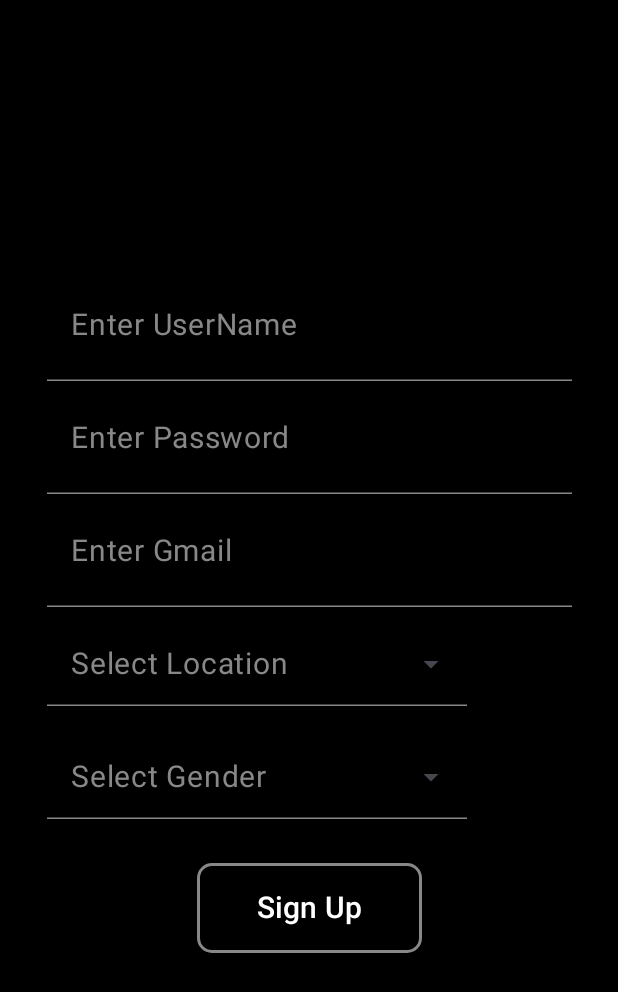
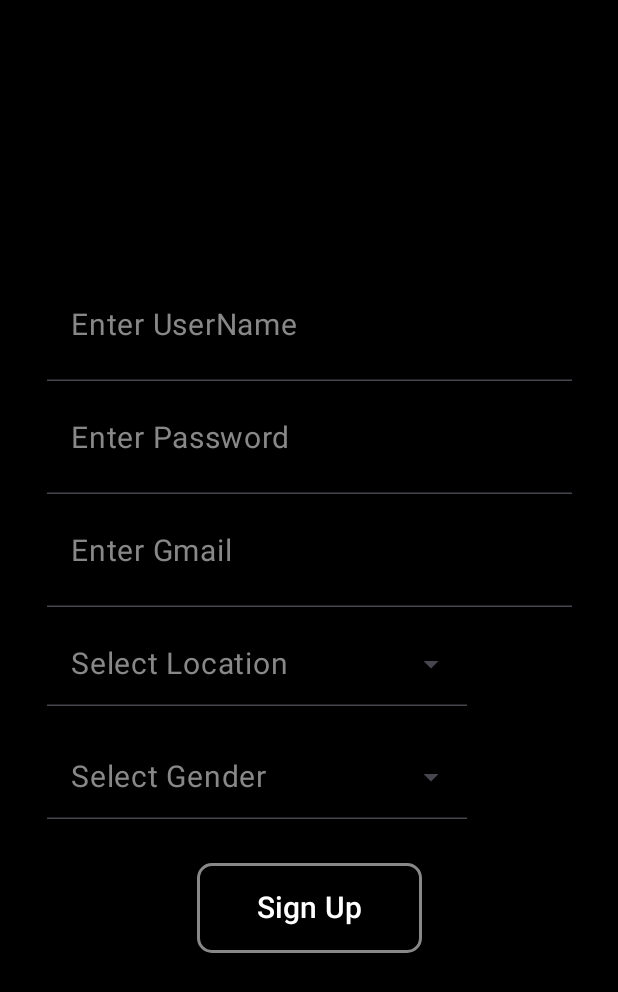
Before and after one commit to Eney997/buyRide-AndroidApp, an Android app built with Jetpack Compose: the AppSignUpScreen screen opened through its navigation route, on a phone screen of 412 x 824 dp. Shown: the top 992 px of the screen. Run offline under Robolectric (Android 15) with nearby library versions, the phone set to English and light mode, and no system bars.

Commit message:
textFieldsChanged

```diff
--- a/app/src/main/java/com/example/buyride/screens/AppSignUpScreen.kt
+++ b/app/src/main/java/com/example/buyride/screens/AppSignUpScreen.kt
@@ -85,10 +85,11 @@ fun AppSignUpScreen() {
                 modifier = Modifier
                     .width(350.dp)
                     .height(65.dp),
-                colors = TextFieldDefaults.textFieldColors(
-                    containerColor = Color.Transparent,
+                colors = TextFieldDefaults.colors(
+                    focusedContainerColor = Color.Transparent,
+                    unfocusedContainerColor = Color.Transparent,
+                    disabledContainerColor = Color.Transparent,
                     focusedIndicatorColor = Color.White,
-                    unfocusedIndicatorColor = Color.Gray,
                 ),
                 placeholder = { Text("Enter UserName", color = Color.Gray, fontSize = 20.sp) },
                 maxLines = 1,
@@ -106,10 +107,11 @@ fun AppSignUpScreen() {
                 modifier = Modifier
                     .width(350.dp)
                     .height(65.dp),
-                colors = TextFieldDefaults.textFieldColors(
-                    containerColor = Color.Transparent,
+                colors = TextFieldDefaults.colors(
+                    focusedContainerColor = Color.Transparent,
+                    unfocusedContainerColor = Color.Transparent,
+                    disabledContainerColor = Color.Transparent,
                     focusedIndicatorColor = Color.White,
-                    unfocusedIndicatorColor = Color.Gray,
                 ),
                 placeholder = { Text("Enter Password", color = Color.Gray, fontSize = 20.sp) },
                 maxLines = 1,
@@ -127,10 +129,11 @@ fun AppSignUpScreen() {
                 modifier = Modifier
                     .width(350.dp)
                     .height(65.dp),
-                colors = TextFieldDefaults.textFieldColors(
-                    containerColor = Color.Transparent,
+                colors = TextFieldDefaults.colors(
+                    focusedContainerColor = Color.Transparent,
+                    unfocusedContainerColor = Color.Transparent,
+                    disabledContainerColor = Color.Transparent,
                     focusedIndicatorColor = Color.White,
-                    unfocusedIndicatorColor = Color.Gray,
                 ),
                 placeholder = { Text("Enter Gmail", color = Color.Gray, fontSize = 20.sp) },
                 maxLines = 1,
@@ -157,10 +160,11 @@ fun AppSignUpScreen() {
                         Text("Select Location", color = Color.Gray, fontSize = 20.sp)
                     },
                     textStyle = TextStyle(color = Color.White, fontSize = 20.sp),
-                    colors = TextFieldDefaults.textFieldColors(
-                        containerColor = Color.Transparent,
+                    colors = TextFieldDefaults.colors(
+                        focusedContainerColor = Color.Transparent,
+                        unfocusedContainerColor = Color.Transparent,
+                        disabledContainerColor = Color.Transparent,
                         focusedIndicatorColor = Color.White,
-                        unfocusedIndicatorColor = Color.Gray
                     ),
                     trailingIcon = {
                         Icon(
@@ -204,10 +208,11 @@ fun AppSignUpScreen() {
                         Text("Select Gender", color = Color.Gray, fontSize = 20.sp)
                     },
                     textStyle = TextStyle(color = Color.White, fontSize = 20.sp),
-                    colors = TextFieldDefaults.textFieldColors(
-                        containerColor = Color.Transparent,
+                    colors = TextFieldDefaults.colors(
+                        focusedContainerColor = Color.Transparent,
+                        unfocusedContainerColor = Color.Transparent,
+                        disabledContainerColor = Color.Transparent,
                         focusedIndicatorColor = Color.White,
-                        unfocusedIndicatorColor = Color.Gray
                     ),
                     trailingIcon = {
                         Icon(
```
Also changed, not shown: app/src/main/java/com/example/buyride/screens/AppLogInScreen.kt (+8 -8 lines), app/src/main/java/com/example/buyride/screens/PasswordAlertDialog.kt (+4 -5 lines).
